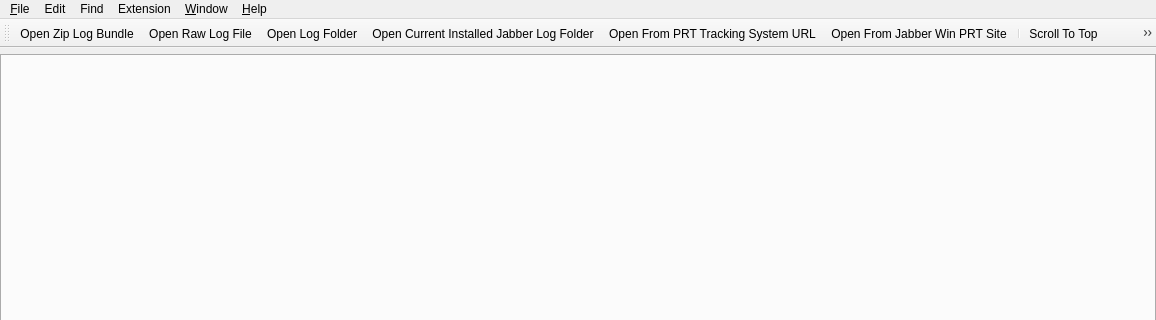
Qt form mainwindow.ui (missdeer/cjlv) before a commit; both pictures show x 0 to 1156 and y 0 to 320 of the 1156 by 704 pixel window.
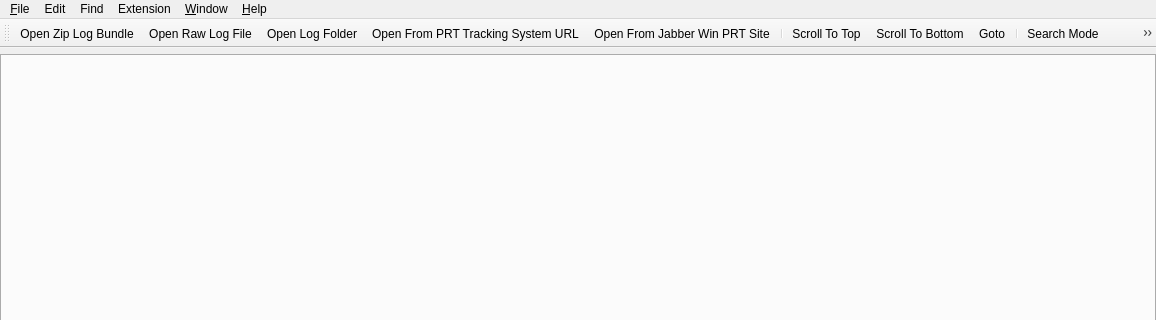
The same form after that commit. Icons and pictures are not drawn. Custom widgets are drawn as their Qt base class.

Commit message: (+)add popup menu tool button

What changed in the file:
```diff
--- a/mainwindow.ui
+++ b/mainwindow.ui
@@ -196,7 +196,6 @@
    <addaction name="actionOpenZipLogBundle"/>
    <addaction name="actionOpenRawLogFile"/>
    <addaction name="actionOpenLogFolder"/>
-   <addaction name="actionOpenCurrentInstalledJabberLogFolder"/>
    <addaction name="actionOpenFromPRTTrackingSystemURL"/>
    <addaction name="actionOpenFromJabberWinPRTSite"/>
    <addaction name="separator"/>
```
Left out of the diff: 2 changed lines with no effect on the pictures. The commit also changes 5 other files.
